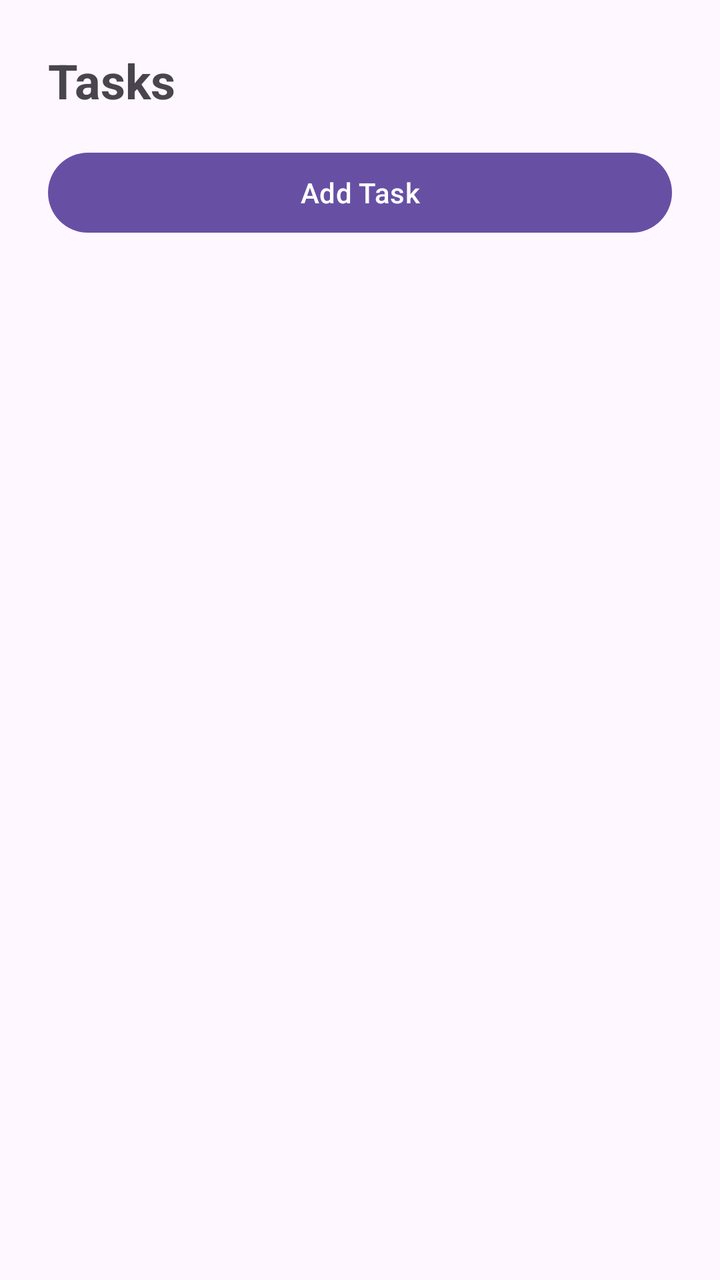
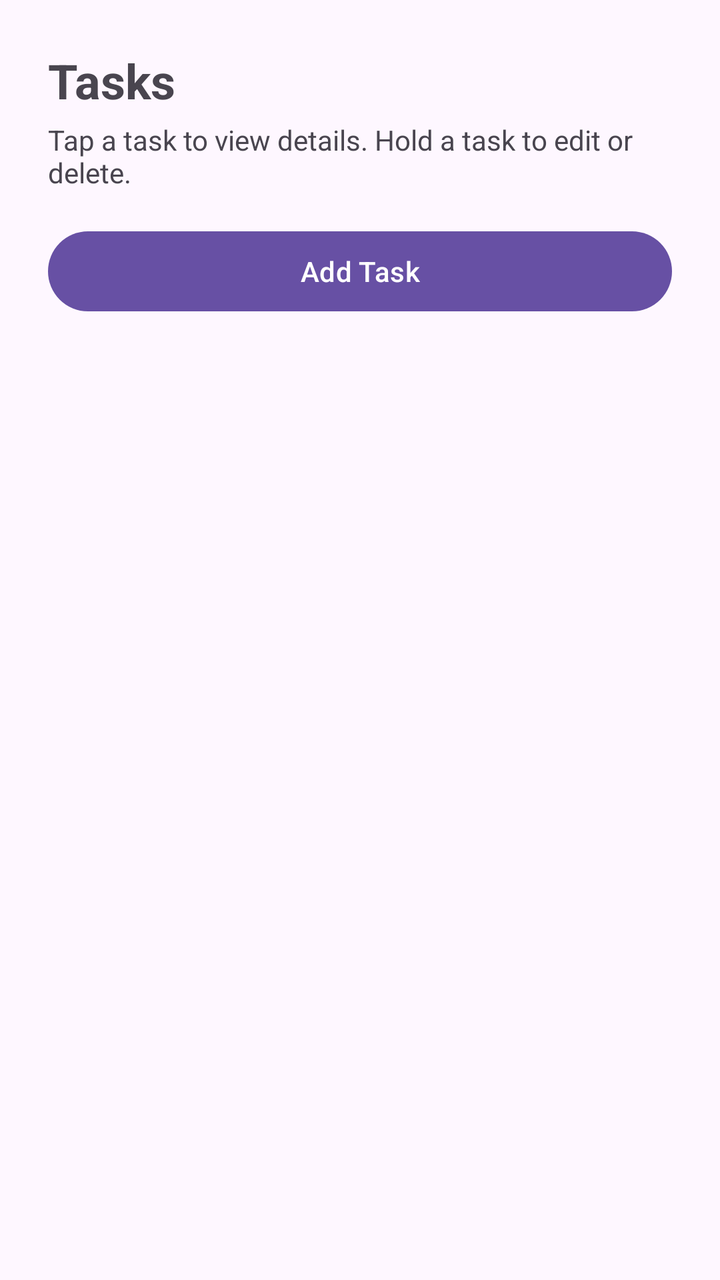

Before-and-after screenshots of an Android layout around one commit, followed by the original layout XML and the change that was made.
<!-- AndroidManifest.xml: application theme Theme.DayPlan -->
<!-- res/layout/activity_task.xml -->
<?xml version="1.0" encoding="utf-8"?>
<androidx.constraintlayout.widget.ConstraintLayout xmlns:android="http://schemas.android.com/apk/res/android"
    android:layout_width="match_parent"
    android:layout_height="match_parent">

    <LinearLayout
        android:layout_width="match_parent"
        android:layout_height="match_parent"
        android:orientation="vertical"
        android:padding="24dp">

        <TextView
            android:layout_width="wrap_content"
            android:layout_height="wrap_content"
            android:layout_marginBottom="16dp"
            android:text="Tasks"
            android:textSize="24sp"
            android:textStyle="bold" />

        <Button
            android:id="@+id/addTaskButton"
            android:layout_width="match_parent"
            android:layout_height="wrap_content"
            android:text="Add Task" />

        <ListView
            android:id="@+id/taskListView"
            android:layout_width="match_parent"
            android:layout_height="match_parent" />

    </LinearLayout>
</androidx.constraintlayout.widget.ConstraintLayout>
<!-- resources referenced by this layout -->
<resources>
  <style name="Theme.DayPlan" parent="Base.Theme.DayPlan" />
  <style name="Base.Theme.DayPlan" parent="Theme.Material3.DayNight.NoActionBar">
          
          
      </style>
</resources>

<!-- the commit's change to res/layout/activity_task.xml (unified diff, before → after) -->
@@ -9,13 +9,20 @@
         android:orientation="vertical"
         android:padding="24dp">
 
-        <TextView
-            android:layout_width="wrap_content"
-            android:layout_height="wrap_content"
-            android:layout_marginBottom="16dp"
-            android:text="Tasks"
-            android:textSize="24sp"
-            android:textStyle="bold" />
+		<TextView
+			android:layout_width="wrap_content"
+			android:layout_height="wrap_content"
+			android:layout_marginBottom="4dp"
+			android:text="Tasks"
+			android:textSize="24sp"
+			android:textStyle="bold" />
+
+		<TextView
+			android:layout_width="wrap_content"
+			android:layout_height="wrap_content"
+			android:layout_marginBottom="16dp"
+			android:text="Tap a task to view details. Hold a task to edit or delete."
+			android:textSize="14sp" />
 
         <Button
             android:id="@+id/addTaskButton"
